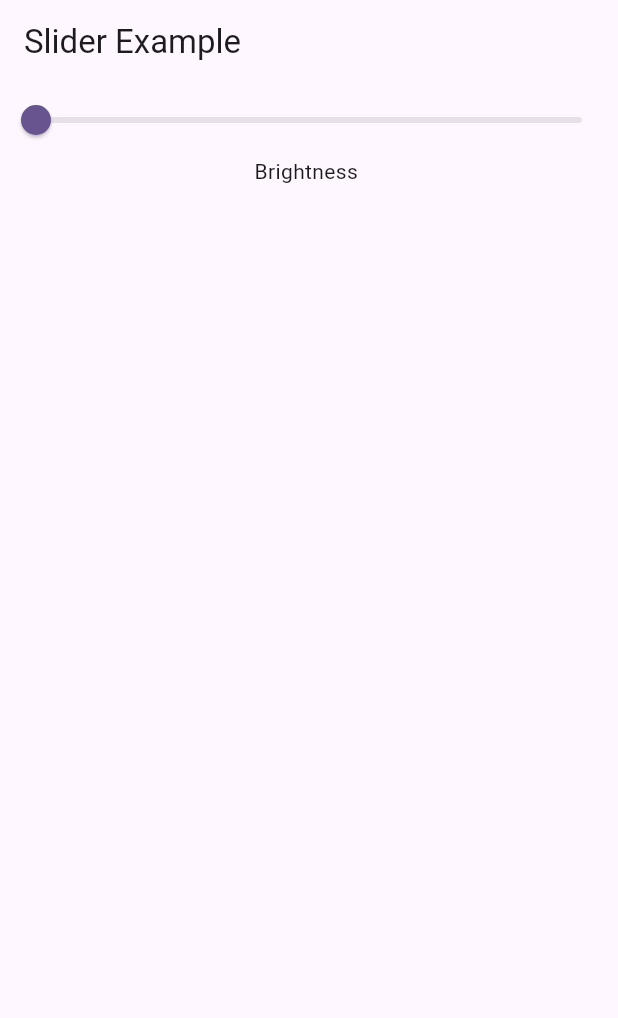
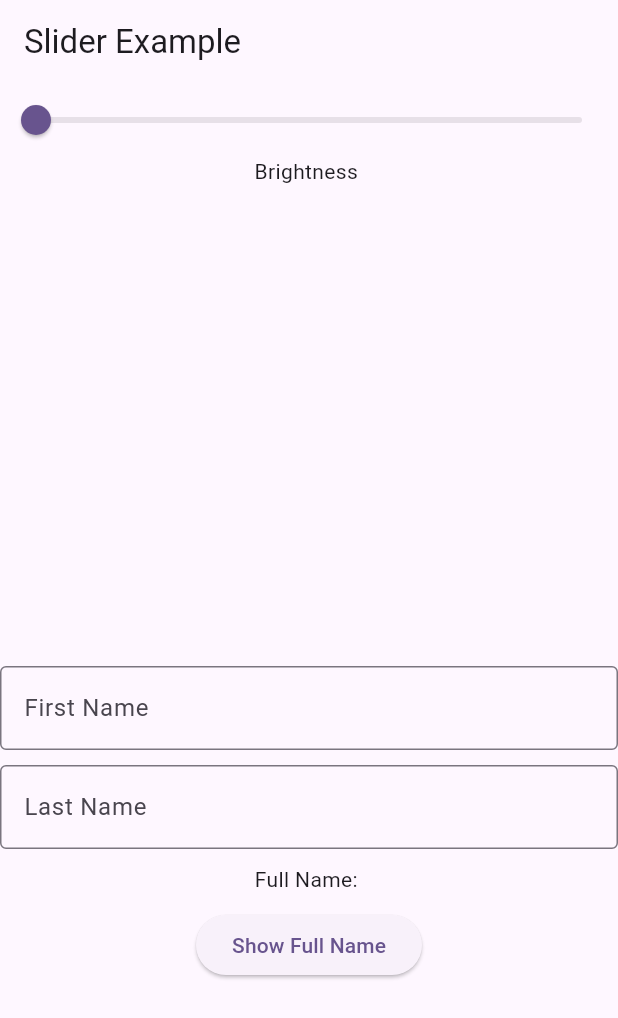
Before and after one commit to sadiqawan/counter_app, a Flutter app: the screen it shows after launch, on a phone screen of 412 x 824 dp. Shown: the top 1018 px of the screen. Run offline on Flutter 3.47's test engine with Material 3 defaults, Android fonts, the phone set to English and light mode, and no system bars.

Commit message:
text concatinaiton using provider

```diff
--- a/lib/main.dart
+++ b/lib/main.dart
@@ -1,6 +1,5 @@
 import 'package:counter_app/provider/counter_provider.dart';
 import 'package:counter_app/provider/slider_provider.dart';
-import 'package:counter_app/screens/counter_screen.dart';
 import 'package:counter_app/screens/slider_screen.dart';
 import 'package:flutter/material.dart';
 import 'package:provider/provider.dart';
@@ -10,7 +9,7 @@ void main() {
 }
 
 class MyApp extends StatelessWidget {
-  const MyApp({Key? key});
+  const MyApp({super.key, Key});
 
   @override
   Widget build(BuildContext context) {
--- a/lib/provider/slider_provider.dart
+++ b/lib/provider/slider_provider.dart
@@ -1,10 +1,17 @@
+import 'package:flutter/cupertino.dart';
 import 'package:flutter/foundation.dart';
 
 class SliderProvider extends ChangeNotifier {
   double value = 0;
 
+  String? fullName ;
+
   void setValue(double val) {
     value = val;
     notifyListeners();
   }
+
+  void setFullName(String fName, String lName) {
+    fullName = '$fName $lName';
+  }
 }
--- a/lib/screens/counter_screen.dart
+++ b/lib/screens/counter_screen.dart
@@ -3,7 +3,7 @@ import 'package:flutter/material.dart';
 import 'package:provider/provider.dart';
 
 class CounterScreen extends StatelessWidget {
-  const CounterScreen({Key? key});
+  const CounterScreen({super.key, });
 
   @override
   Widget build(BuildContext context) {
--- a/lib/screens/slider_screen.dart
+++ b/lib/screens/slider_screen.dart
@@ -1,17 +1,32 @@
-
-
 import 'package:counter_app/provider/slider_provider.dart';
 import 'package:flutter/material.dart';
 import 'package:provider/provider.dart';
 
 class SliderScreen extends StatefulWidget {
-  const SliderScreen({super.key});
+  const SliderScreen({super.key,});
 
   @override
   State<SliderScreen> createState() => _SliderScreenState();
 }
 
 class _SliderScreenState extends State<SliderScreen> {
+  late TextEditingController firstNameController;
+  late TextEditingController lastNameController;
+
+  @override
+  void initState() {
+    firstNameController = TextEditingController();
+    lastNameController = TextEditingController();
+    super.initState();
+  }
+
+  @override
+  void dispose() {
+    firstNameController.dispose();
+    lastNameController.dispose();
+    super.dispose();
+  }
+
   @override
   Widget build(BuildContext context) {
     return Scaffold(
@@ -20,23 +35,62 @@ class _SliderScreenState extends State<SliderScreen> {
       ),
       body: Column(
         children: [
-          Consumer<SliderProvider>(builder: (context, value, child) {
-            return Slider(
+          Consumer<SliderProvider>(
+            builder: (context, value, child) {
+              return Slider(
                 max: 1,
                 min: 0,
-                value: (value.value),
+                value: value.value,
                 onChanged: (val) {
                   context.read<SliderProvider>().setValue(val);
-                });
-          }),
+                },
+              );
+            },
+          ),
           const Text('Brightness '),
-          Consumer<SliderProvider>(builder: (context, value, child) {
-            return Container(
-              height: 400,
-              width: 400,
-              color: Colors.black.withOpacity(value.value),
-            );
-          })
+          Consumer<SliderProvider>(
+            builder: (context, value, child) {
+              return Container(
+                height: 300,
+                width: 400,
+                color: Colors.black.withOpacity(value.value),
+              );
+            },
+          ),
+          const SizedBox(height: 20),
+          TextField(
+            controller: firstNameController,
+            decoration: const InputDecoration(
+              hintText: 'First Name',
+              border: OutlineInputBorder(),
+            ),
+          ),
+          const SizedBox(height: 10),
+          TextField(
+            controller: lastNameController,
+            decoration: const InputDecoration(
+              hintText: 'Last Name',
+              border: OutlineInputBorder(),
+            ),
+          ),
+          const SizedBox(height: 10),
+          Consumer<SliderProvider>(
+            builder: (context, value, child) {
+              return Text('Full Name: ${value.fullName ?? ""}');
+            },
+          ),
+          const SizedBox(height: 10),
+          ElevatedButton(
+            onPressed: () {
+              final firstName = firstNameController.text;
+              final lastName = lastNameController.text;
+              context.read<SliderProvider>().setFullName(firstName, lastName);
+
+
+
+            },
+            child: const Text('Show Full Name'),
+          ),
         ],
       ),
     );
```
